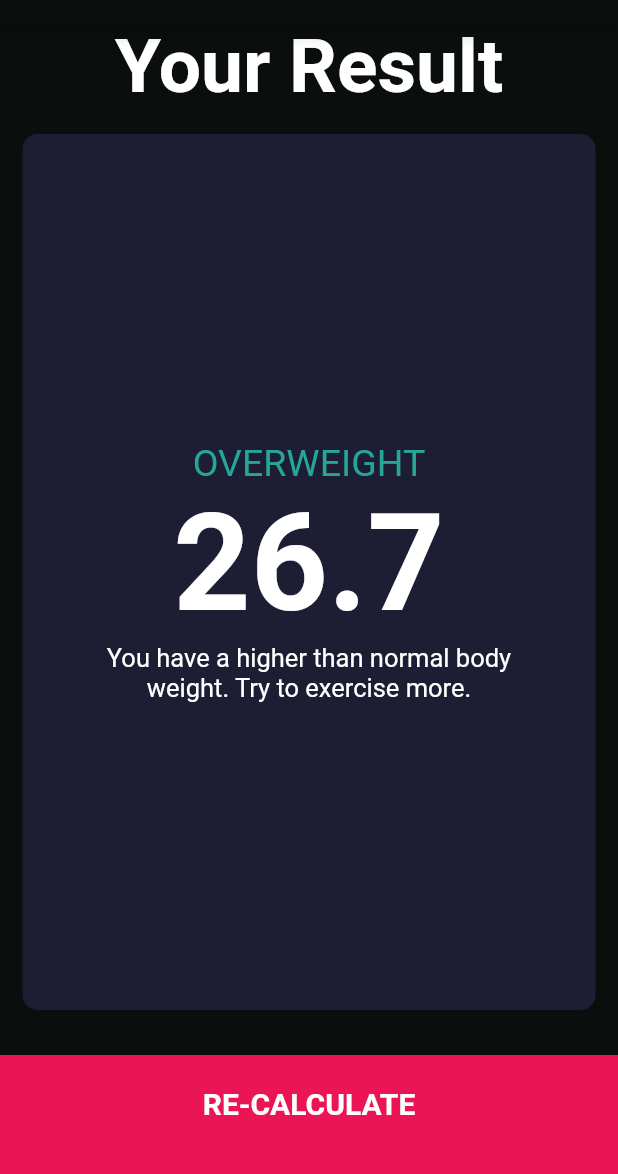
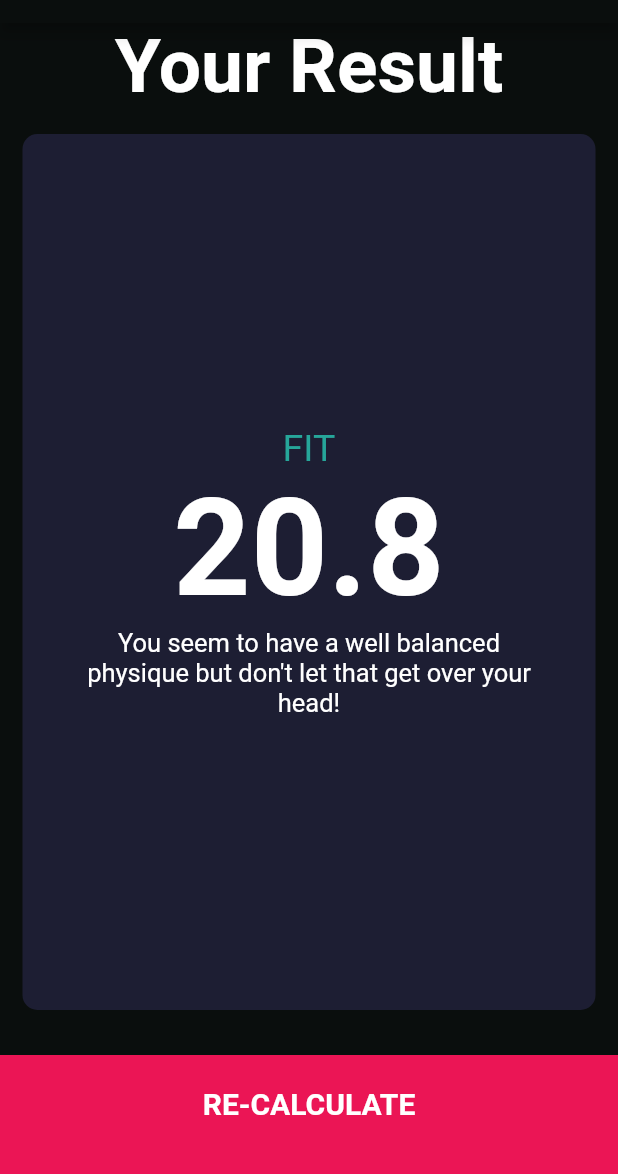
Before and after one commit to MalikBagwala/bmi_calculator, a Flutter app: the screen it shows after launch, after a tap on "CALCULATE", on a phone screen of 412 x 824 dp, the part 61-1235 px from its top. Run offline on Flutter 3.47's test engine with Material 2 defaults, Android fonts, the phone set to English and light mode, and no system bars; our stand-ins replace font_awesome_flutter.

Commit message:
added icons and finalized logic

```diff
--- a/lib/components/containerButton.dart
+++ b/lib/components/containerButton.dart
@@ -2,23 +2,14 @@ import "package:flutter/material.dart";
 import "../constants.dart";
 
 class ContainerButton extends StatelessWidget {
-  final Widget routeTo;
+  final Function onTap;
   final Widget child;
-  ContainerButton({this.child, this.routeTo});
+  ContainerButton({this.child, this.onTap});
 
   @override
   Widget build(BuildContext context) {
     return GestureDetector(
-      onTap: () {
-        Navigator.push(
-          context,
-          MaterialPageRoute(
-            builder: (context) {
-              return routeTo;
-            },
-          ),
-        );
-      },
+      onTap: onTap,
       child: Container(
         child: Center(
           child: child,
--- a/lib/pages/input_page.dart
+++ b/lib/pages/input_page.dart
@@ -6,6 +6,7 @@ import "package:font_awesome_flutter/font_awesome_flutter.dart";
 import "../components/cardPrimary.dart";
 import "../components/cardContent.dart";
 import "../constants.dart";
+import "../utils/BMI.dart";
 
 enum Gender { male, female }
 
@@ -202,7 +203,21 @@ class _InputPageState extends State<InputPage> {
                 "CALCULATE",
                 style: TextStyle(fontSize: 20.0, fontWeight: FontWeight.bold),
               ),
-              routeTo: ResultPage(),
+              onTap: () {
+                BMI bmi = BMI(height: _heightSelected, weight: _weight);
+                Navigator.push(
+                  context,
+                  MaterialPageRoute(
+                    builder: (context) {
+                      return ResultPage(
+                        bmiText: bmi.calculateBMI(),
+                        result: bmi.evaluateResult(),
+                        interpretation: bmi.getInterpretation(),
+                      );
+                    },
+                  ),
+                );
+              },
             )
           ],
         ),
--- a/lib/pages/result_page.dart
+++ b/lib/pages/result_page.dart
@@ -1,10 +1,13 @@
 import 'package:bmi_calculator/components/cardPrimary.dart';
 import 'package:bmi_calculator/components/containerButton.dart';
 import 'package:bmi_calculator/constants.dart';
-import 'package:bmi_calculator/pages/input_page.dart';
 import "package:flutter/material.dart";
 
 class ResultPage extends StatefulWidget {
+  final String interpretation;
+  final String bmiText;
+  final String result;
+  ResultPage({this.interpretation, this.bmiText, this.result});
   @override
   _ResultPageState createState() => _ResultPageState();
 }
@@ -36,21 +39,21 @@ class _ResultPageState extends State<ResultPage> {
                     textDirection: TextDirection.rtl,
                     children: <Widget>[
                       Text(
-                        "OVERWEIGHT",
+                        this.widget.result.toUpperCase(),
                         style: TextStyle(
                           color: Colors.teal.shade400,
                           fontSize: 25.0,
                         ),
                       ),
                       Text(
-                        "26.7",
+                        this.widget.bmiText,
                         style: TextStyle(
                           fontSize: 90.0,
                           fontWeight: FontWeight.bold,
                         ),
                       ),
                       Text(
-                        "You have a higher than normal body weight. Try to exercise more. ",
+                        this.widget.interpretation,
                         style: TextStyle(fontSize: 17.0),
                         textAlign: TextAlign.center,
                       )
@@ -64,7 +67,9 @@ class _ResultPageState extends State<ResultPage> {
                 "RE-CALCULATE",
                 style: TextStyle(fontSize: 20.0, fontWeight: FontWeight.bold),
               ),
-              routeTo: InputPage(),
+              onTap: () {
+                Navigator.pop(context);
+              },
             )
           ],
         ),
--- /dev/null
+++ b/lib/utils/BMI.dart
@@ -0,0 +1,32 @@
+import 'dart:math';
+
+class BMI {
+  final double height;
+  final double weight;
+  double _bmi;
+  BMI({this.height, this.weight});
+  String calculateBMI() {
+    _bmi = weight / pow(height / 100, 2);
+    return _bmi.toStringAsFixed(1);
+  }
+
+  String evaluateResult() {
+    if (_bmi >= 25) {
+      return "Overweight";
+    } else if (_bmi > 18.5) {
+      return "Fit";
+    } else {
+      return "Underweight";
+    }
+  }
+
+  String getInterpretation() {
+    if (_bmi >= 25) {
+      return "You have a higher than normal body weight, time to hit the gym lil whale";
+    } else if (_bmi > 18.5) {
+      return "You seem to have a well balanced physique but don't let that get over your head!";
+    } else {
+      return "Try incorporating protein rich foods in your diet, or you will get smoked by others your age";
+    }
+  }
+}
```
Also changed, not shown: pubspec.yaml (+6 -1 lines), assets/icon/health.png (added), pubspec.lock.
